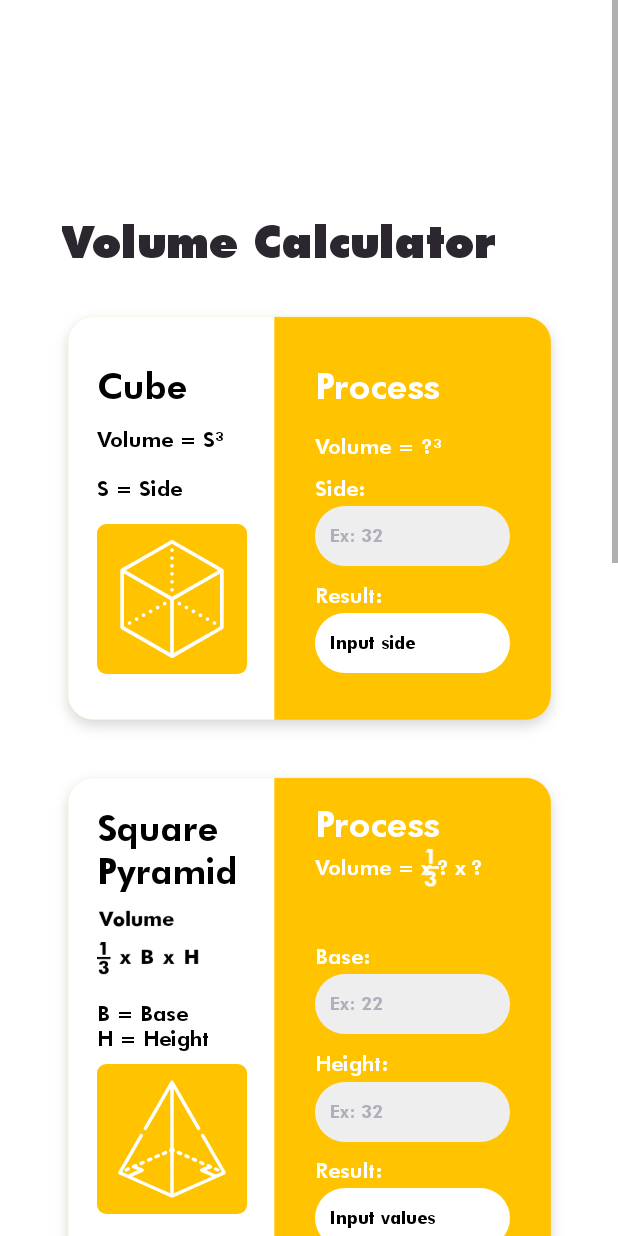
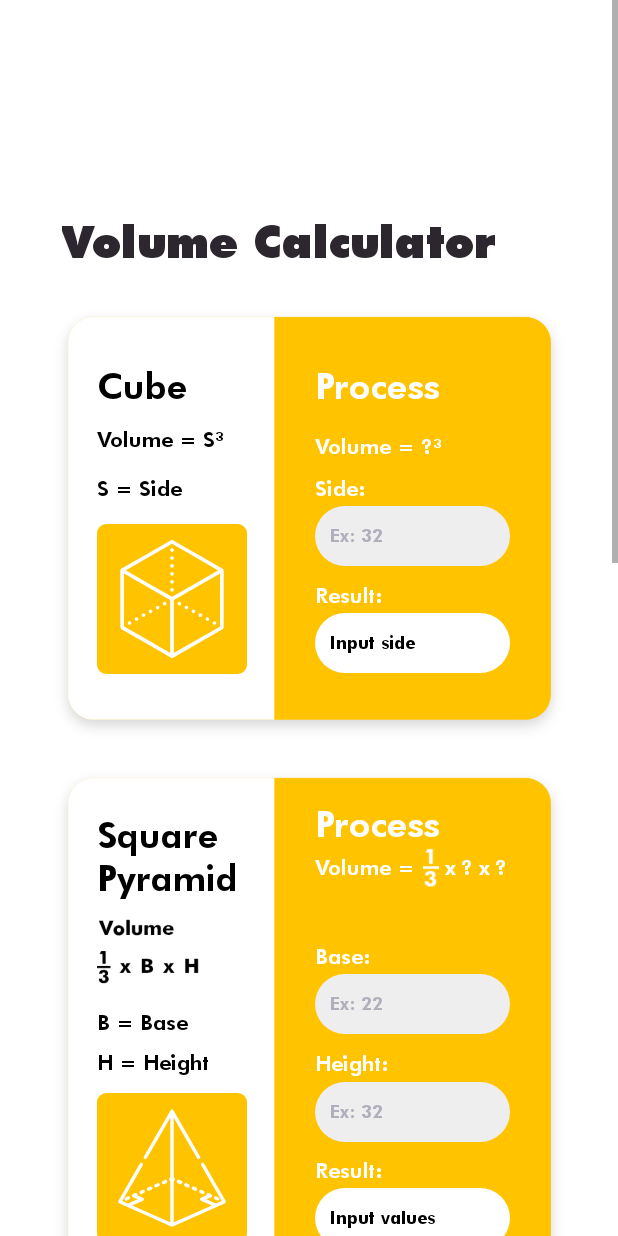
Before and after one commit to Scleepy/LnTFinalProject_Mobile-A_Daniel-Yohanes, an Android app: the fragment volume shown on its own in the app's theme, on a phone screen of 412 x 824 dp. Run offline under Robolectric (Android 15) with nearby library versions, the phone set to English and light mode, and no system bars.

Commit message:
Fixed Volume & Area View Bugs

```diff
--- a/app/src/main/res/layout/fragment_area.xml
+++ b/app/src/main/res/layout/fragment_area.xml
@@ -342,6 +342,7 @@
                 android:layout_width="wrap_content"
                 android:layout_height="wrap_content"
                 android:fontFamily="@font/futura_heavy"
+                android:lineSpacingExtra="10sp"
                 android:text="@string/attr_triangle"
                 android:textColor="#000000"
                 android:textSize="14sp"
@@ -390,7 +391,7 @@
                 android:layout_width="150dp"
                 android:layout_height="50dp"
                 android:fontFamily="@font/futura_heavy"
-                android:text="@string/area_triangle_process"
+                android:text="Area =     x ? x ?"
                 android:textColor="#FFFFFF"
                 android:textSize="14sp"
                 app:layout_constraintBottom_toBottomOf="parent"
@@ -495,7 +496,7 @@
                 app:layout_constraintBottom_toTopOf="@+id/iconCircle"
                 app:layout_constraintStart_toStartOf="@+id/guidelineCircleImg"
                 app:layout_constraintTop_toBottomOf="@+id/processCircle"
-                app:layout_constraintVertical_bias="0.19999999" />
+                app:layout_constraintVertical_bias="0.45" />
 
             <TextView
                 android:id="@+id/titleProcessCircle"
--- a/app/src/main/res/layout/fragment_volume.xml
+++ b/app/src/main/res/layout/fragment_volume.xml
@@ -342,12 +342,14 @@
                 android:layout_width="wrap_content"
                 android:layout_height="wrap_content"
                 android:fontFamily="@font/futura_heavy"
+                android:lineSpacingExtra="10sp"
                 android:text="@string/attr_squarepyramid"
                 android:textColor="#000000"
                 android:textSize="14sp"
                 app:layout_constraintBottom_toTopOf="@+id/iconSquarePyramid"
                 app:layout_constraintStart_toStartOf="@id/guidelineSquarePyramidImg"
-                app:layout_constraintTop_toBottomOf="@id/processSquarePyramid" />
+                app:layout_constraintTop_toBottomOf="@id/processSquarePyramid"
+                app:layout_constraintVertical_bias="0.39" />
 
             <ImageView
                 android:id="@+id/iconSquarePyramid"
@@ -357,7 +359,7 @@
                 app:layout_constraintBottom_toBottomOf="@+id/squarePyramidCalculatorContainer"
                 app:layout_constraintStart_toStartOf="@id/guidelineSquarePyramidImg"
                 app:layout_constraintTop_toTopOf="parent"
-                app:layout_constraintVertical_bias="0.75"
+                app:layout_constraintVertical_bias="0.82"
                 app:srcCompat="@drawable/squarepyramidicon" />
 
             <TextView
@@ -388,7 +390,7 @@
                 android:layout_width="150dp"
                 android:layout_height="50dp"
                 android:fontFamily="@font/futura_heavy"
-                android:text="@string/volume_square_pyramid_process"
+                android:text="Volume =     x ? x ?"
                 android:textColor="#FFFFFF"
                 android:textSize="14sp"
                 app:layout_constraintBottom_toBottomOf="parent"
@@ -492,6 +494,7 @@
                 android:layout_width="wrap_content"
                 android:layout_height="wrap_content"
                 android:fontFamily="@font/futura_heavy"
+                android:lineSpacingExtra="14sp"
                 android:text="@string/attr_rectangular_pyramid"
                 android:textColor="#000000"
                 android:textSize="14sp"
@@ -517,7 +520,7 @@
                 android:layout_width="150dp"
                 android:layout_height="55dp"
                 android:fontFamily="@font/futura_heavy"
-                android:text="@string/volume_rectangular_pyramid_process"
+                android:text="Volume =     x ? x ? x ?"
                 android:textColor="#FFFFFF"
                 android:textSize="14sp"
                 app:layout_constraintBottom_toBottomOf="parent"
@@ -797,6 +800,7 @@
                 android:layout_width="wrap_content"
                 android:layout_height="wrap_content"
                 android:fontFamily="@font/futura_heavy"
+                android:lineSpacingExtra="12sp"
                 android:text="@string/attr_cylinder"
                 android:textColor="#000000"
                 android:textSize="14sp"
--- a/app/src/main/res/values/strings.xml
+++ b/app/src/main/res/values/strings.xml
@@ -106,11 +106,9 @@
     <string name="attr_squarepyramid">B = Base\nH = Height</string>
     <string name="icon_square_pyramid">icon square pyramid</string>
     <string name="square_npyramid_text">Square\nPyramid</string>
-    <string name="volume_square_pyramid_process">Volume = x ? x ?</string>
     <string name="rectangular_text">Rectangular</string>
     <string name="pyramid_text">Pyramid</string>
-    <string name="attr_rectangular_pyramid">L = Length\n W = Width\nH = Height</string>
-    <string name="volume_rectangular_pyramid_process">Volume = x ? x ? x ?</string>
+    <string name="attr_rectangular_pyramid">L = Length\nW = Width\nH = Height</string>
     <string name="fraction_over_3">fraction over 3</string>
     <string name="length_text">Length:</string>
     <string name="width_text">Width:</string>
@@ -132,7 +130,6 @@
     <string name="attr_triangle">B = Base\nH = Height</string>
     <string name="icon_triangle">icon triangle</string>
     <string name="triangle_text">Triangle</string>
-    <string name="area_triangle_process">Area = x ? x ?</string>
     <string name="fraction_over_2_white">fraction over 2 white</string>
     <string name="circle_text">Circle</string>
     <string name="area_circle_formula">Area = π x R²</string>
```
Also changed, not shown: app/src/main/java/com/daniel/courseapplication/fragments/volume.java (+12 -12 lines).
